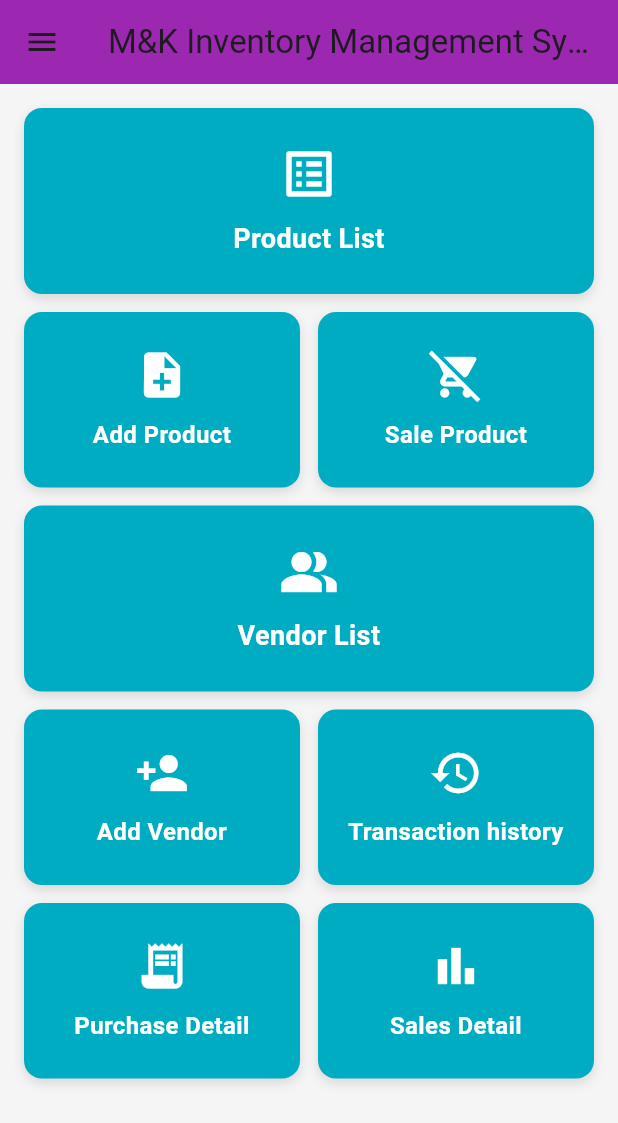
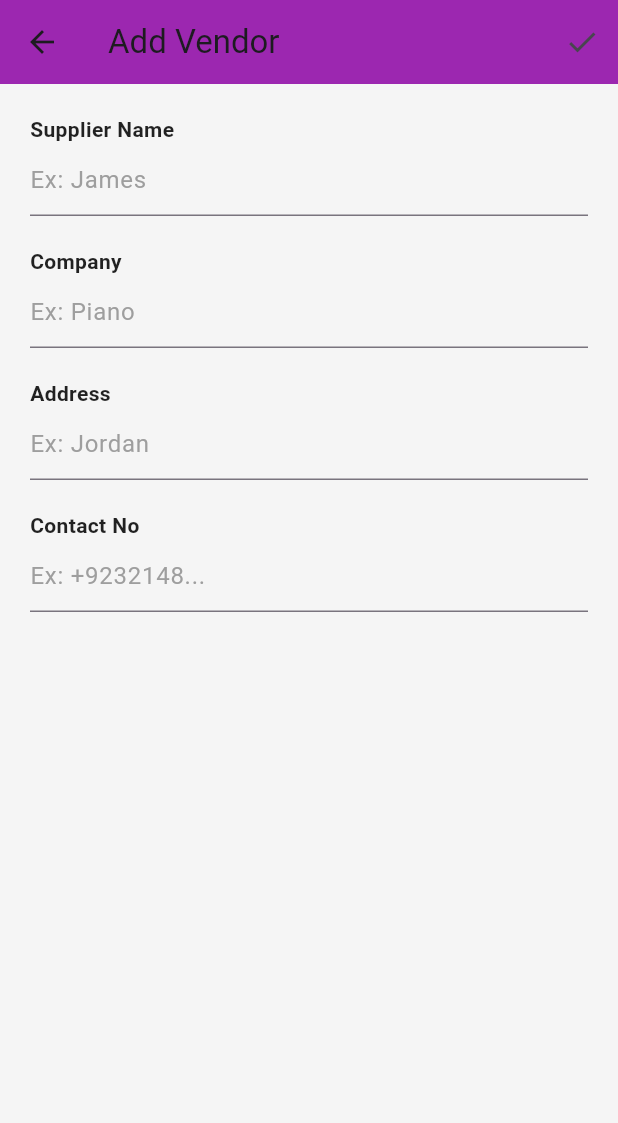
Before and after one commit to muhammadmuneebmanzoor/inventory_managment_system_app_dev_project, a Flutter app: the DashboardPage screen opened directly, after a tap on "Add Vendor", on a phone screen of 412 x 824 dp. Shown: the top 1123 px of the screen. Run offline on Flutter 3.47's test engine with Material 3 defaults, Android fonts, the phone set to English and light mode, and no system bars; our stand-ins replace image_picker.

Commit message:
added vendor page and connected it with dashboard

```diff
--- /dev/null
+++ b/lib/add_vendor_page.dart
@@ -0,0 +1,122 @@
+import 'package:flutter/material.dart';
+
+class AddVendorPage extends StatefulWidget {
+  const AddVendorPage({super.key});
+
+  @override
+  State<AddVendorPage> createState() => _AddVendorPageState();
+}
+
+class _AddVendorPageState extends State<AddVendorPage> {
+  final _formKey = GlobalKey<FormState>();
+
+  final TextEditingController _nameController = TextEditingController();
+  final TextEditingController _companyController = TextEditingController();
+  final TextEditingController _addressController = TextEditingController();
+  final TextEditingController _contactController = TextEditingController();
+
+  void _saveVendor() {
+    if (_formKey.currentState!.validate()) {
+      // Here you can save the vendor data or pass it back
+      Navigator.pop(context);
+    }
+  }
+
+  @override
+  void dispose() {
+    _nameController.dispose();
+    _companyController.dispose();
+    _addressController.dispose();
+    _contactController.dispose();
+    super.dispose();
+  }
+
+  @override
+  Widget build(BuildContext context) {
+    return Scaffold(
+      appBar: AppBar(
+        title: const Text('Add Vendor'),
+        backgroundColor: Colors.purple,
+        elevation: 0,
+        actions: [
+          IconButton(
+            icon: const Icon(Icons.check),
+            onPressed: _saveVendor,
+          ),
+        ],
+      ),
+      body: SafeArea(
+        child: SingleChildScrollView(
+          padding: const EdgeInsets.all(20.0),
+          child: Form(
+            key: _formKey,
+            child: Column(
+              crossAxisAlignment: CrossAxisAlignment.start,
+              children: [
+                const Text(
+                  'Supplier Name',
+                  style: TextStyle(fontWeight: FontWeight.bold, color: Colors.black87),
+                ),
+                TextFormField(
+                  controller: _nameController,
+                  decoration: const InputDecoration(
+                    hintText: 'Ex: James',
+                    hintStyle: TextStyle(color: Colors.grey),
+                  ),
+                  validator: (v) => v == null || v.trim().isEmpty ? 'Required' : null,
+                ),
+                const SizedBox(height: 20),
+
+                const Text(
+                  'Company',
+                  style: TextStyle(fontWeight: FontWeight.bold, color: Colors.black87),
+                ),
+                TextFormField(
+                  controller: _companyController,
+                  decoration: const InputDecoration(
+                    hintText: 'Ex: Piano',
+                    hintStyle: TextStyle(color: Colors.grey),
+                  ),
+                  validator: (v) => v == null || v.trim().isEmpty ? 'Required' : null,
+                ),
+                const SizedBox(height: 20),
+
+                const Text(
+                  'Address',
+                  style: TextStyle(fontWeight: FontWeight.bold, color: Colors.black87),
+                ),
+                TextFormField(
+                  controller: _addressController,
+                  decoration: const InputDecoration(
+                    hintText: 'Ex: Jordan',
+                    hintStyle: TextStyle(color: Colors.grey),
+                  ),
+                  validator: (v) => v == null || v.trim().isEmpty ? 'Required' : null,
+                ),
+                const SizedBox(height: 20),
+
+                const Text(
+                  'Contact No',
+                  style: TextStyle(fontWeight: FontWeight.bold, color: Colors.black87),
+                ),
+                TextFormField(
+                  controller: _contactController,
+                  keyboardType: TextInputType.phone,
+                  decoration: const InputDecoration(
+                    hintText: 'Ex: +9232148...',
+                    hintStyle: TextStyle(color: Colors.grey),
+                  ),
+                  validator: (v) {
+                    if (v == null || v.trim().isEmpty) return 'Required';
+                    if (v.trim().length < 8) return 'Enter a valid contact number';
+                    return null;
+                  },
+                ),
+              ],
+            ),
+          ),
+        ),
+      ),
+    );
+  }
+}
--- a/lib/dashboard.dart
+++ b/lib/dashboard.dart
@@ -1,5 +1,6 @@
 import 'package:flutter/material.dart';
 import 'add_product_page.dart';
+import 'add_vendor_page.dart';
 
 class DashboardPage extends StatelessWidget {
   const DashboardPage({super.key});
@@ -81,7 +82,14 @@ class DashboardPage extends StatelessWidget {
                     child: _buildDashboardCard(
                       title: 'Add Vendor',
                       icon: Icons.person_add,
-                      onTap: () {},
+                      onTap: () {
+                        Navigator.push(
+                          context,
+                          MaterialPageRoute(
+                            builder: (context) => const AddVendorPage(),
+                          ),
+                        );
+                      },
                     ),
                   ),
                   const SizedBox(width: 12),
```
